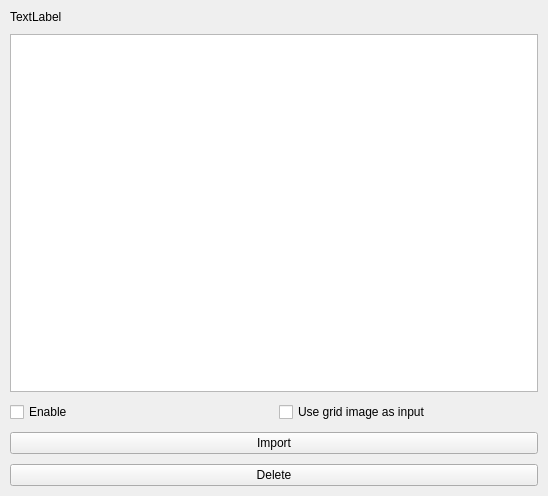
This is src/airunner/widgets/canvas/templates/input_image.ui in Capsize-Games/airunner as Qt 5 draws it before an edit. The edited form follows.
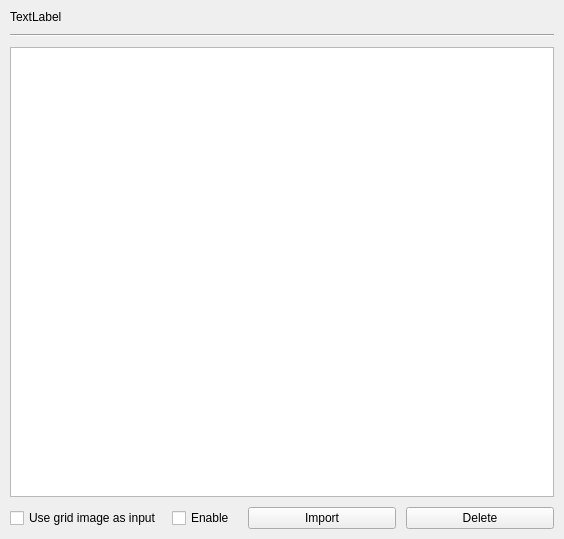
This is the edited form. Icons and pictures are not drawn.

Commit message: modify layout of input image

```diff
--- a/src/airunner/widgets/canvas/templates/input_image.ui
+++ b/src/airunner/widgets/canvas/templates/input_image.ui
@@ -6,8 +6,8 @@
    <rect>
     <x>0</x>
     <y>0</y>
-    <width>548</width>
-    <height>496</height>
+    <width>564</width>
+    <height>539</height>
    </rect>
   </property>
   <property name="windowTitle">
@@ -29,10 +29,28 @@
    <property name="spacing">
     <number>10</number>
    </property>
-   <item row="2" column="0">
+   <item row="2" column="0" colspan="2">
+    <widget class="QGraphicsView" name="image_container"/>
+   </item>
+   <item row="4" column="0" colspan="2">
+    <layout class="QHBoxLayout" name="horizontalLayout">
+     <item>
+      <widget class="QCheckBox" name="use_grid_image_as_input_checkbox">
+       <property name="sizePolicy">
+        <sizepolicy hsizetype="Fixed" vsizetype="Fixed">
+         <horstretch>0</horstretch>
+         <verstretch>0</verstretch>
+        </sizepolicy>
+       </property>
+       <property name="text">
+        <string>Use grid image as input</string>
+       </property>
+      </widget>
+     </item>
+     <item>
     <widget class="QCheckBox" name="enable_checkbox">
      <property name="sizePolicy">
-      <sizepolicy hsizetype="Minimum" vsizetype="Fixed">
+        <sizepolicy hsizetype="Fixed" vsizetype="Fixed">
        <horstretch>0</horstretch>
        <verstretch>0</verstretch>
       </sizepolicy>
@@ -42,7 +60,7 @@
      </property>
     </widget>
    </item>
-   <item row="3" column="0" colspan="2">
+     <item>
     <widget class="QPushButton" name="import_button">
      <property name="text">
       <string>Import</string>
@@ -52,17 +70,7 @@
      </property>
     </widget>
    </item>
-   <item row="0" column="0" colspan="2">
-    <widget class="QLabel" name="label">
-     <property name="text">
-      <string>TextLabel</string>
-     </property>
-    </widget>
-   </item>
-   <item row="1" column="0" colspan="2">
-    <widget class="QGraphicsView" name="image_container"/>
-   </item>
-   <item row="4" column="0" colspan="2">
+     <item>
     <widget class="QPushButton" name="delete_button">
      <property name="text">
       <string>Delete</string>
@@ -72,10 +80,19 @@
      </property>
     </widget>
    </item>
-   <item row="2" column="1">
-    <widget class="QCheckBox" name="use_grid_image_as_input_checkbox">
+    </layout>
+   </item>
+   <item row="1" column="0" colspan="2">
+    <widget class="Line" name="line">
+     <property name="orientation">
+      <enum>Qt::Orientation::Horizontal</enum>
+     </property>
+    </widget>
+   </item>
+   <item row="0" column="0" colspan="2">
+    <widget class="QLabel" name="label">
      <property name="text">
-      <string>Use grid image as input</string>
+      <string>TextLabel</string>
      </property>
     </widget>
    </item>
```
Lines whose indentation alone changed are shown as unchanged. The commit also changes 1 other file.
